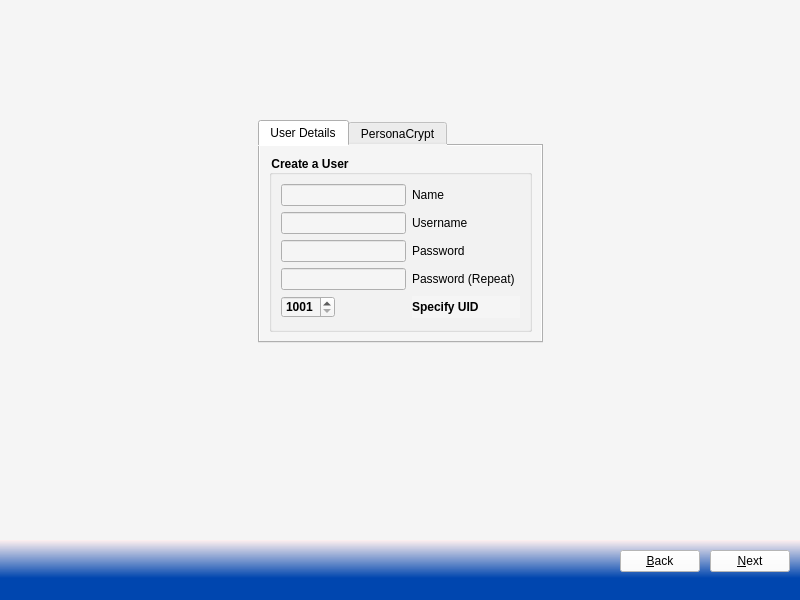
This is src-qt5/pc-firstbootgui/firstboot.ui in trueos/pcbsd as Qt 5 draws it before an edit. The edited form follows.
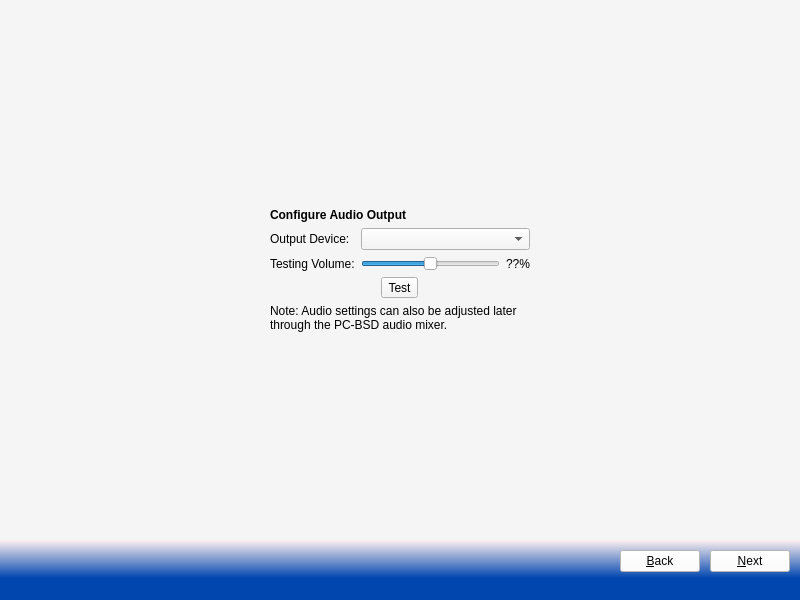
This is the edited form. Icons and pictures are not drawn.

Commit message: Add a new page to pc-firstboot for configuring the audio output device on the system.

Patch:
```diff
--- a/src-qt5/pc-firstbootgui/firstboot.ui
+++ b/src-qt5/pc-firstbootgui/firstboot.ui
@@ -45,7 +45,7 @@
        <string notr="true">background-color: rgb(245, 245, 245);</string>
       </property>
       <property name="currentIndex">
-       <number>3</number>
+       <number>4</number>
       </property>
       <widget class="QWidget" name="Page_Welcome">
        <layout class="QGridLayout" name="gridLayout_2">
@@ -1080,6 +1080,150 @@
         </item>
        </layout>
       </widget>
+      <widget class="QWidget" name="Page_Audio">
+       <layout class="QGridLayout" name="gridLayout_11">
+        <item row="3" column="1">
+         <layout class="QHBoxLayout" name="horizontalLayout_8">
+          <item>
+           <widget class="QToolButton" name="tool_testAudio">
+            <property name="text">
+             <string>Test</string>
+            </property>
+           </widget>
+          </item>
+         </layout>
+        </item>
+        <item row="5" column="1">
+         <spacer name="verticalSpacer_8">
+          <property name="orientation">
+           <enum>Qt::Vertical</enum>
+          </property>
+          <property name="sizeHint" stdset="0">
+           <size>
+            <width>20</width>
+            <height>178</height>
+           </size>
+          </property>
+         </spacer>
+        </item>
+        <item row="2" column="2">
+         <spacer name="horizontalSpacer_28">
+          <property name="orientation">
+           <enum>Qt::Horizontal</enum>
+          </property>
+          <property name="sizeHint" stdset="0">
+           <size>
+            <width>254</width>
+            <height>20</height>
+           </size>
+          </property>
+         </spacer>
+        </item>
+        <item row="2" column="1">
+         <layout class="QFormLayout" name="formLayout_3">
+          <property name="fieldGrowthPolicy">
+           <enum>QFormLayout::AllNonFixedFieldsGrow</enum>
+          </property>
+          <item row="0" column="0">
+           <widget class="QLabel" name="label_29">
+            <property name="text">
+             <string>Output Device:</string>
+            </property>
+           </widget>
+          </item>
+          <item row="0" column="1">
+           <widget class="QComboBox" name="combo_audiodevice"/>
+          </item>
+          <item row="1" column="0">
+           <widget class="QLabel" name="label_30">
+            <property name="text">
+             <string>Testing Volume:</string>
+            </property>
+           </widget>
+          </item>
+          <item row="1" column="1">
+           <layout class="QHBoxLayout" name="horizontalLayout_9">
+            <item>
+             <widget class="QSlider" name="slider_volume">
+              <property name="maximum">
+               <number>100</number>
+              </property>
+              <property name="value">
+               <number>50</number>
+              </property>
+              <property name="orientation">
+               <enum>Qt::Horizontal</enum>
+              </property>
+             </widget>
+            </item>
+            <item>
+             <widget class="QLabel" name="label_volume">
+              <property name="sizePolicy">
+               <sizepolicy hsizetype="Minimum" vsizetype="Preferred">
+                <horstretch>0</horstretch>
+                <verstretch>0</verstretch>
+               </sizepolicy>
+              </property>
+              <property name="text">
+               <string notr="true">??%</string>
+              </property>
+             </widget>
+            </item>
+           </layout>
+          </item>
+         </layout>
+        </item>
+        <item row="2" column="0">
+         <spacer name="horizontalSpacer_27">
+          <property name="orientation">
+           <enum>Qt::Horizontal</enum>
+          </property>
+          <property name="sizeHint" stdset="0">
+           <size>
+            <width>254</width>
+            <height>20</height>
+           </size>
+          </property>
+         </spacer>
+        </item>
+        <item row="1" column="1">
+         <widget class="QLabel" name="label_27">
+          <property name="font">
+           <font>
+            <weight>75</weight>
+            <bold>true</bold>
+           </font>
+          </property>
+          <property name="text">
+           <string>Configure Audio Output</string>
+          </property>
+         </widget>
+        </item>
+        <item row="0" column="1">
+         <spacer name="verticalSpacer_3">
+          <property name="orientation">
+           <enum>Qt::Vertical</enum>
+          </property>
+          <property name="sizeHint" stdset="0">
+           <size>
+            <width>20</width>
+            <height>179</height>
+           </size>
+          </property>
+         </spacer>
+        </item>
+        <item row="4" column="1">
+         <widget class="QLabel" name="label_28">
+          <property name="text">
+           <string>Note: Audio settings can also be adjusted later through the PC-BSD audio mixer.</string>
+          </property>
+          <property name="wordWrap">
+           <bool>true</bool>
+          </property>
+         </widget>
+        </item>
+       </layout>
+      </widget>
       <widget class="QWidget" name="Page_Wifi">
        <layout class="QGridLayout" name="gridLayout_8">
         <item row="0" column="1">
```
The commit also changes 2 other files.
